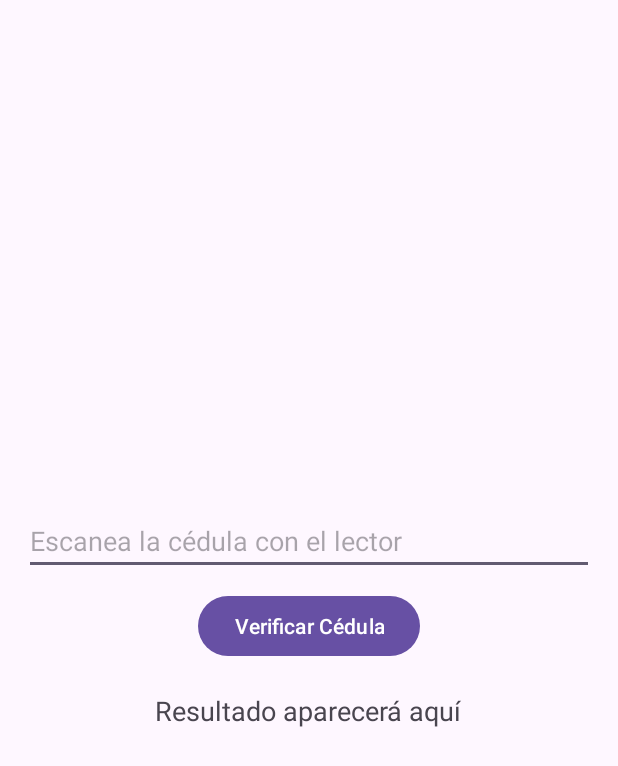
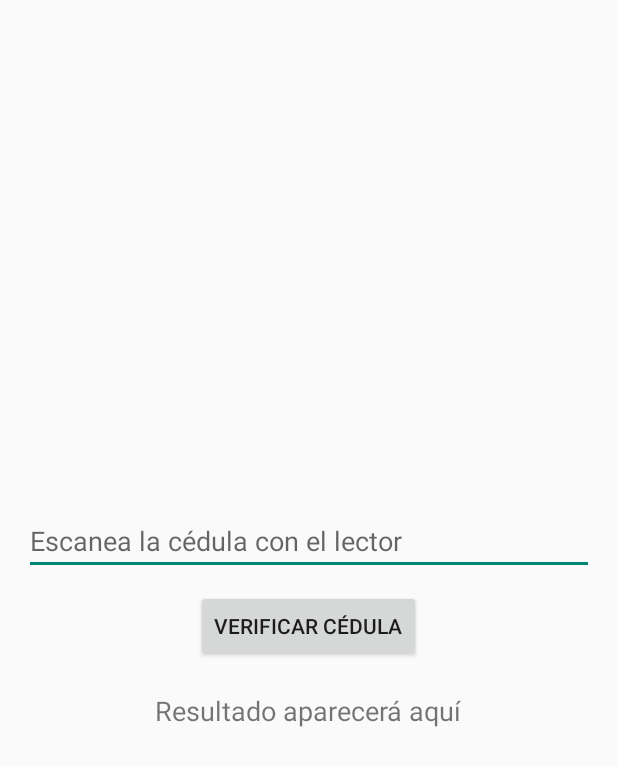
Before and after one commit to Calzado70/app_restaurante, an Android app: the screen it shows after launch (MainActivity), on a phone screen of 412 x 824 dp. Shown: the top 766 px of the screen. Run offline under Robolectric (Android 15) with nearby library versions, the phone set to English and light mode, and no system bars.

Commit message:
se le cambio el puerto a 8000

```diff
--- a/app/src/main/java/com/example/lectordecedulas/MainActivity.java
+++ b/app/src/main/java/com/example/lectordecedulas/MainActivity.java
@@ -63,7 +63,7 @@ public class MainActivity extends AppCompatActivity {
     private void verificarCedula(String cedula) {
         // Configurar Retrofit
         Retrofit retrofit = new Retrofit.Builder()
-                .baseUrl("http://192.168.0.22:3000/") // IP de tu PC
+                .baseUrl("http://192.168.0.22:8000/") // IP de tu PC
                 .addConverterFactory(GsonConverterFactory.create())
                 .build();
 
--- a/app/src/main/res/values-night/themes.xml
+++ b/app/src/main/res/values-night/themes.xml
@@ -1,6 +1,6 @@
 <resources xmlns:tools="http://schemas.android.com/tools">
     <!-- Base application theme. -->
-    <style name="Base.Theme.LectorDeCedulas" parent="Theme.Material3.DayNight.NoActionBar">
+    <style name="Base.Theme.LectorDeCedulas" parent="Theme.Design.Light.NoActionBar">
         <!-- Customize your dark theme here. -->
         <!-- <item name="colorPrimary">@color/my_dark_primary</item> -->
     </style>
--- a/app/src/main/res/values/themes.xml
+++ b/app/src/main/res/values/themes.xml
@@ -1,6 +1,6 @@
 <resources xmlns:tools="http://schemas.android.com/tools">
     <!-- Base application theme. -->
-    <style name="Base.Theme.LectorDeCedulas" parent="Theme.Material3.DayNight.NoActionBar">
+    <style name="Base.Theme.LectorDeCedulas" parent="Theme.Design.Light.NoActionBar">
         <!-- Customize your light theme here. -->
         <!-- <item name="colorPrimary">@color/my_light_primary</item> -->
     </style>
```
